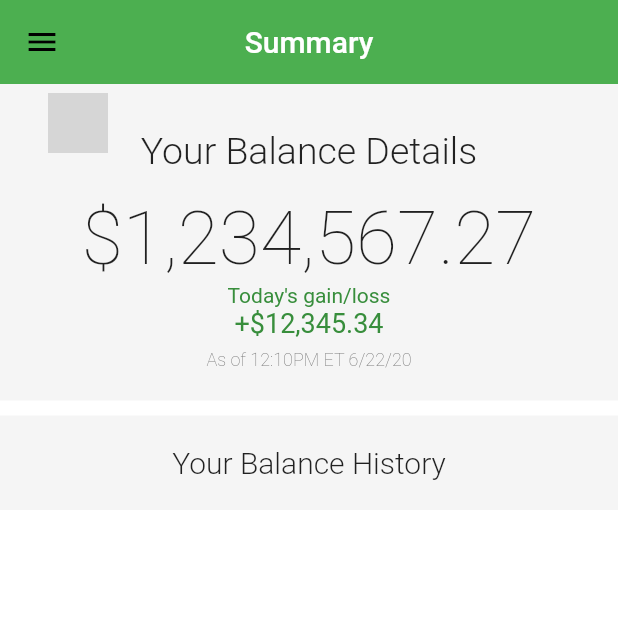
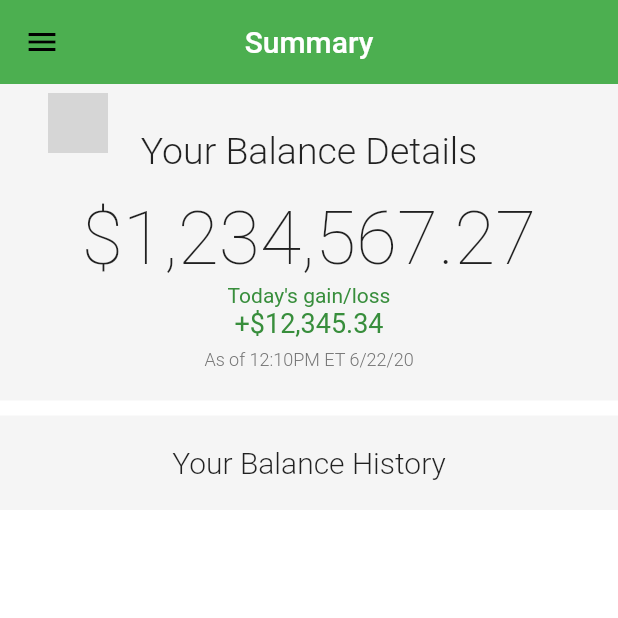
Before and after one commit to bloblet/Toro, a Flutter app: the screen it shows after launch, on a phone screen of 412 x 824 dp, the top half of it. Run offline on Flutter 3.47's test engine with Material 2 defaults, Android fonts, the phone set to English and light mode, and no system bars; our stand-ins replace font_awesome_flutter, google_fonts, hive, shared_preferences; missing offline and left inert: feature_discovery, flutter_sequence_animation; accounts and stored records are empty; network calls fail; grey boxes are pictures that could not be loaded.

Commit message:
changed font weight

```diff
--- a/lib/widgets/summary.dart
+++ b/lib/widgets/summary.dart
@@ -80,7 +80,7 @@ class Summary extends StatelessWidget {
                         style: TextStyle(
                           color: Colors.grey[600],
                           fontSize: 12,
-                          fontWeight: FontWeight.w200,
+                          fontWeight: FontWeight.w300,
                         ),
                       ),
                     ],
```
